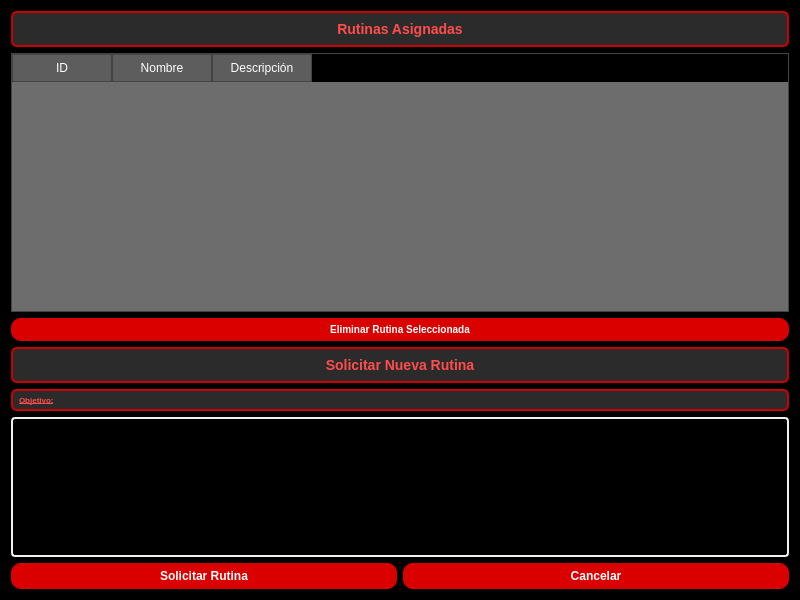
Old version of the form src/vista/ui/SolicitarRutina.ui in the repository OscaarMG/campasgym.
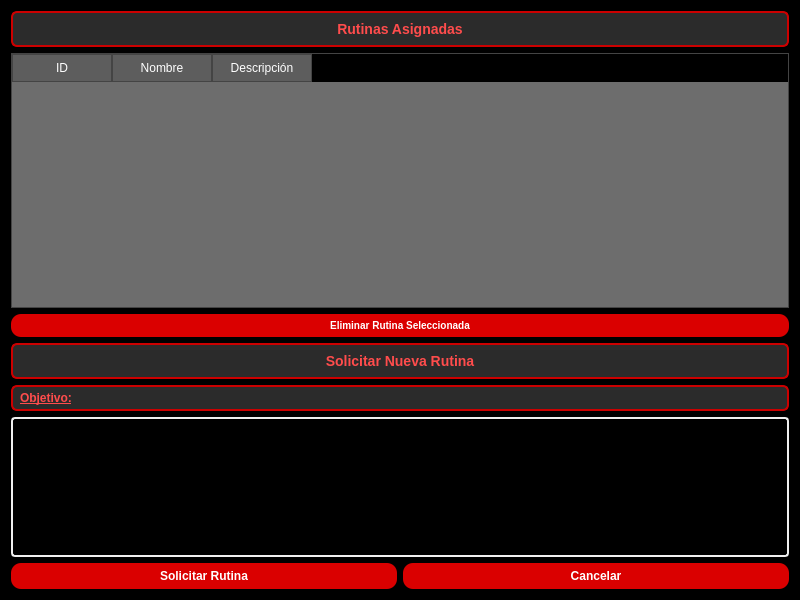
New version of the form.

What changed in the file:
```diff
--- a/src/vista/ui/SolicitarRutina.ui
+++ b/src/vista/ui/SolicitarRutina.ui
@@ -235,7 +235,7 @@
     color: #ff4c4c;              
     border: 2px solid #cc0000;     
     padding: 4px;
-    font-size: 8px;
+    font-size: 12px;
     font-weight: bold;
     border-radius: 6px;
 }
```
Left out of the diff: 4 changed lines with no effect on the pictures.
